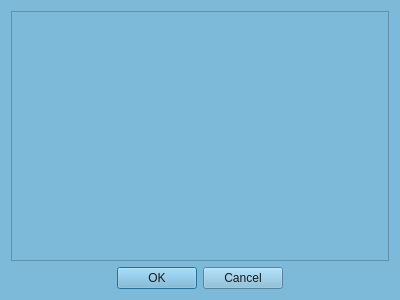
Avedik/Desktop-application-IEducation, file Client/jeducation-v0.1/other_questions.ui: the form before one commit.
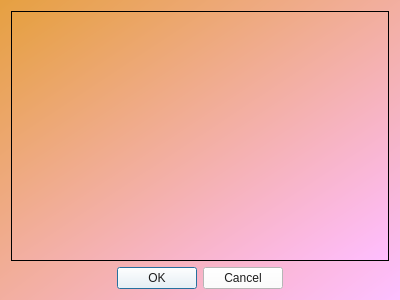
The form after the commit.

Patch:
```diff
--- a/Client/jeducation-v0.1/other_questions.ui
+++ b/Client/jeducation-v0.1/other_questions.ui
@@ -20,7 +20,8 @@
    <string>Ответы остальных участников</string>
   </property>
   <property name="styleSheet">
-   <string notr="true">background-color: rgb(125, 185, 217);</string>
+   <string notr="true">background:transparent;
+background-color: qlineargradient(spread:pad, x1:0, y1:0, x2:1, y2:1, stop:0 rgba(230, 160, 65, 255), stop:1 rgba(255, 189, 255, 255));</string>
   </property>
   <layout class="QVBoxLayout" name="verticalLayout">
    <item>
@@ -35,7 +36,9 @@
       </font>
      </property>
      <property name="styleSheet">
-      <string notr="true">color: rgb(25, 25, 25);</string>
+      <string notr="true">background-color: rgb(255, 255, 255);
+color: rgb(29, 29, 29);
+</string>
      </property>
      <property name="orientation">
       <enum>Qt::Horizontal</enum>
```
